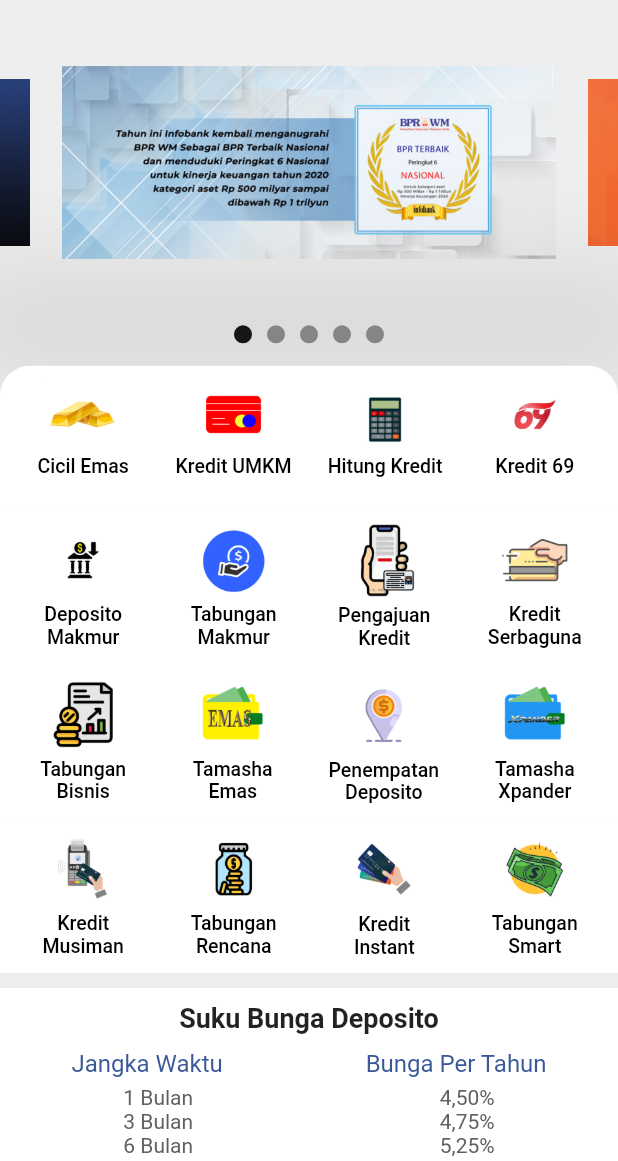
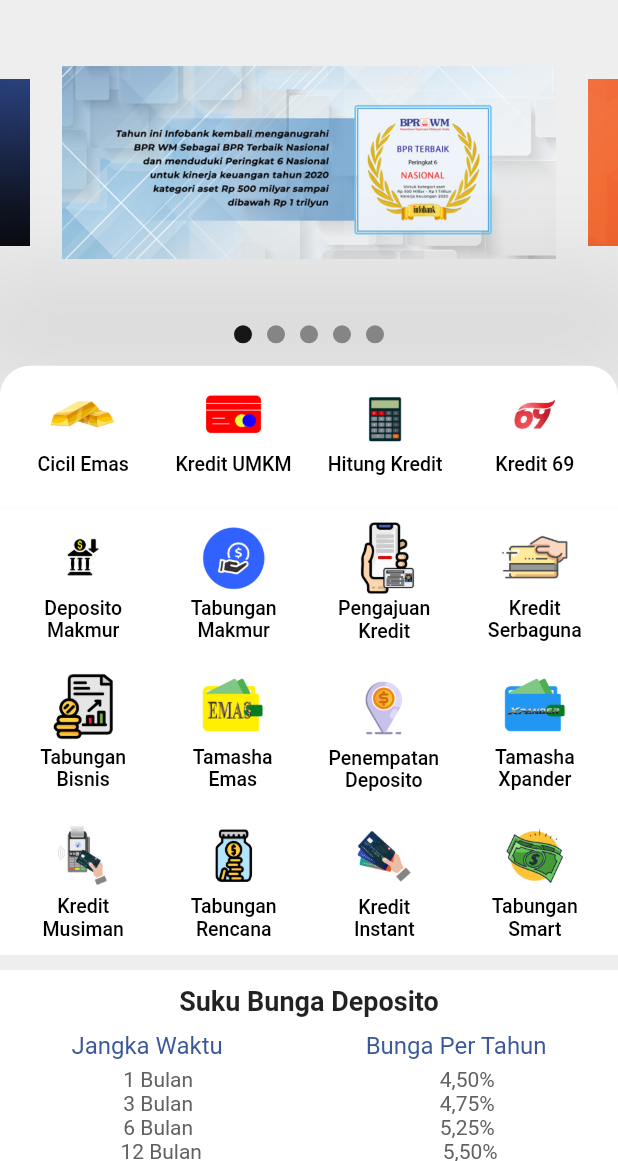
Before and after one commit to ferifajariandi/submisson_dicoding_v3, a Flutter app: the PengajuanKredit screen opened directly, after a tap on the "arrow back" icon, on a phone screen of 412 x 824 dp, the part 75-1236 px from its top. Run offline on Flutter 3.47's test engine with Material 2 defaults, Android fonts, the phone set to English and light mode, and no system bars; drawn by our look-alikes of carousel_slider; our stand-ins replace animated_splash_screen, flutter_spinkit.

Commit message:
Submission Dicoding v3

```diff
--- a/lib/homepage/berita/pengajuan_kredit.dart
+++ b/lib/homepage/berita/pengajuan_kredit.dart
@@ -50,7 +50,7 @@ class _PengajuanKreditState extends State<PengajuanKredit> {
                 child: Column(
                   children: [
                     Padding(
-                      padding: const EdgeInsets.only(top: 105),
+                      padding: EdgeInsets.only(top: 105),
                       child: Center(
                         child: Container(
                           child: Text("Pengajuan Kredit", style: TextStyle(
@@ -77,7 +77,6 @@ class _PengajuanKreditState extends State<PengajuanKredit> {
                             ]
                         ),
                         width: MediaQuery.of(context).size.width,
-                        height: MediaQuery.of(context).size.width,
                         child: Container(
                           margin: EdgeInsets.all(5),
 
--- a/lib/homepage/homepage.dart
+++ b/lib/homepage/homepage.dart
@@ -197,7 +197,6 @@ class _CarouselWithIndicatorState extends State<Homepage> {
               Center(
                 child: Container(
                   width: MediaQuery.of(context).size.width,
-                  height: MediaQuery.of(context).size.width / 4.3,
                   decoration: BoxDecoration(
                       color: Colors.white,
                       borderRadius: const BorderRadius.only(
@@ -304,7 +303,6 @@ class _CarouselWithIndicatorState extends State<Homepage> {
               // Button ICON CONTAINER KE 2
               Container(
                 width: MediaQuery.of(context).size.width,
-                height: MediaQuery.of(context).size.width / 4,
                 color: Colors.white,
                 child: Padding(
                   padding:
@@ -400,7 +398,6 @@ class _CarouselWithIndicatorState extends State<Homepage> {
               //Awal Container button icons 3
               Container(
                 width: MediaQuery.of(context).size.width,
-                height: MediaQuery.of(context).size.width / 4,
                 color: Colors.white,
                 child: Padding(
                   padding:
@@ -496,7 +493,6 @@ class _CarouselWithIndicatorState extends State<Homepage> {
 
               Container(
                 width: MediaQuery.of(context).size.width,
-                height: MediaQuery.of(context).size.width / 4,
                 color: Colors.white,
                 child: Padding(
                   padding:
@@ -593,7 +589,6 @@ class _CarouselWithIndicatorState extends State<Homepage> {
                   child: Container(
                     color: Colors.white,
                     width: MediaQuery.of(context).size.width,
-                    height: MediaQuery.of(context).size.width / 2,
                     child: Column(
                       children: [
                         Padding(
@@ -761,6 +756,28 @@ class _CarouselWithIndicatorState extends State<Homepage> {
                             ),
                           ],
                         ),
+                        Padding(
+                          padding: const EdgeInsets.only(bottom: 10),
+                          child: Row(
+                            mainAxisAlignment: MainAxisAlignment.spaceAround,
+                            children: [
+                              Text(
+                                "90 Bulan",
+                                style: TextStyle(
+                                  color: Colors.grey[700],
+                                  fontSize: 14,
+                                ),
+                              ),
+                              Text(
+                                "9,25%",
+                                style: TextStyle(
+                                  color: Colors.grey[700],
+                                  fontSize: 14,
+                                ),
+                              ),
+                            ],
+                          ),
+                        ),
                       ],
                     ),
                     // decoration: BoxDecoration(
@@ -785,7 +802,7 @@ class _CarouselWithIndicatorState extends State<Homepage> {
                 padding: const EdgeInsets.only(top: 0),
                 child: Container(
                   color: Colors.white,
-                  height: MediaQuery.of(context).size.width/1.7,
+                  height: 250,
                   child: ListView(
                     scrollDirection: Axis.horizontal,
                     children: [
@@ -822,7 +839,6 @@ class _CarouselWithIndicatorState extends State<Homepage> {
                 padding: const EdgeInsets.only(top: 10),
                 child: Container(
                   width: MediaQuery.of(context).size.width,
-                  height: MediaQuery.of(context).size.width/3.6,
                   color: Colors.white,
                   child: Column(
                     children: [
--- a/lib/splashScreen/splash_screen.dart
+++ b/lib/splashScreen/splash_screen.dart
@@ -15,9 +15,12 @@ class SplashScreen extends StatelessWidget {
       children: [
         AnimatedSplashScreen(splash: Column(
           children: [
-            Center(
-              child: Image.asset("assets/images/logos.png",
-                width: MediaQuery.of(context).size.width/1.3,),
+            Padding(
+              padding: const EdgeInsets.all(10),
+              child: Center(
+                child: Image.asset("assets/images/logos.png",
+                  width: MediaQuery.of(context).size.width),
+              ),
             ),
             Spacer(),
             SpinKitCircle(
@@ -30,7 +33,7 @@ class SplashScreen extends StatelessWidget {
           duration: 4000,
           splashTransition: SplashTransition.fadeTransition,
           nextScreen: OnboardingScreen(Homepage(),),
-          splashIconSize: 250,)
+          splashIconSize: MediaQuery.of(context).size.width,)
       ],
 
     );
```
